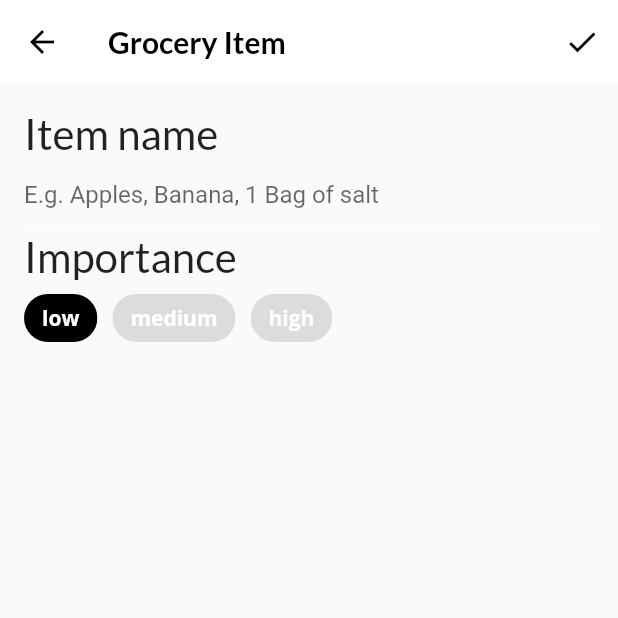
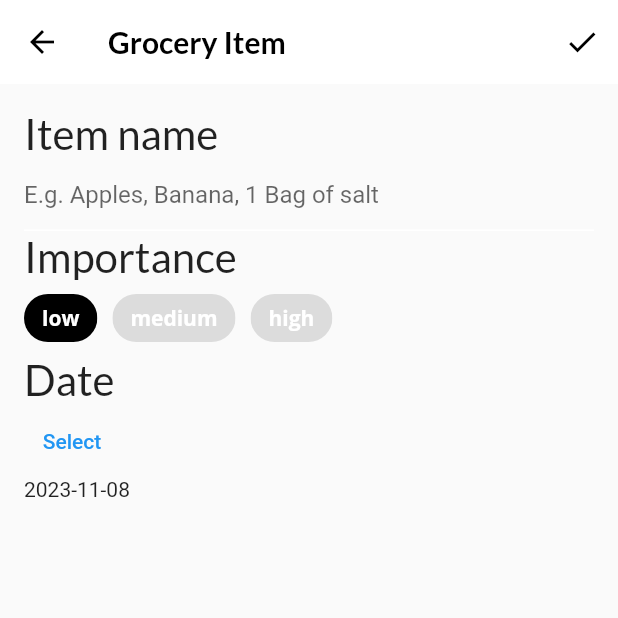
Before and after one commit to atomicstructure/Fooderlich, a Flutter app: the screen it shows after launch, item 3 of the bottom bar chosen, after a tap on the "add" icon, on a phone screen of 412 x 824 dp, the top half of it. Run offline on Flutter 3.47's test engine with Material 2 defaults, Android fonts, the phone set to English and light mode, and no system bars; our stand-ins replace flutter_colorpicker, google_fonts.

Commit message:
Added the DatePicker widget

```diff
--- a/fooderlich/lib/screens/grocery_item_screen.dart
+++ b/fooderlich/lib/screens/grocery_item_screen.dart
@@ -93,8 +93,9 @@ class _GroceryItemScreenState extends State<GroceryItemScreen> {
             // TODO: Add name TextField
             buildNameField(),
             // TODO: Add Importance selection
-            buildImportanceField()
+            buildImportanceField(),
             // TODO: Add date picker
+            buildDateField(context),
             // TODO: Add time picker
             // TODO: Add color picker
             // TODO: Add slider
@@ -190,7 +191,41 @@ class _GroceryItemScreenState extends State<GroceryItemScreen> {
       ],
     );
   }
+
   // TODO: ADD buildDateField()
+  Widget buildDateField(BuildContext context) {
+    return Column(
+      crossAxisAlignment: CrossAxisAlignment.start,
+      children: [
+        Text(
+          'Date',
+          style: GoogleFonts.lato(fontSize: 28.0),
+        ),
+        TextButton(
+          child: const Text('Select'),
+          onPressed: () async {
+            final currentDate = DateTime.now();
+            final selectedDate = await showDatePicker(
+              context: context,
+              initialDate: currentDate,
+              firstDate: currentDate,
+              lastDate: DateTime(currentDate.year + 5),
+            );
+            setState(
+              () {
+                if (selectedDate != null) {
+                  _dueDate = selectedDate;
+                }
+              },
+            );
+          },
+        ),
+        Text(
+          DateFormat('yyyy-MM-dd').format(_dueDate),
+        )
+      ],
+    );
+  }
   // TODO: Add buildTimeField()
   // TODO: Add buildColorPicker()
   // TODO: Add buildQuantityField()
```
